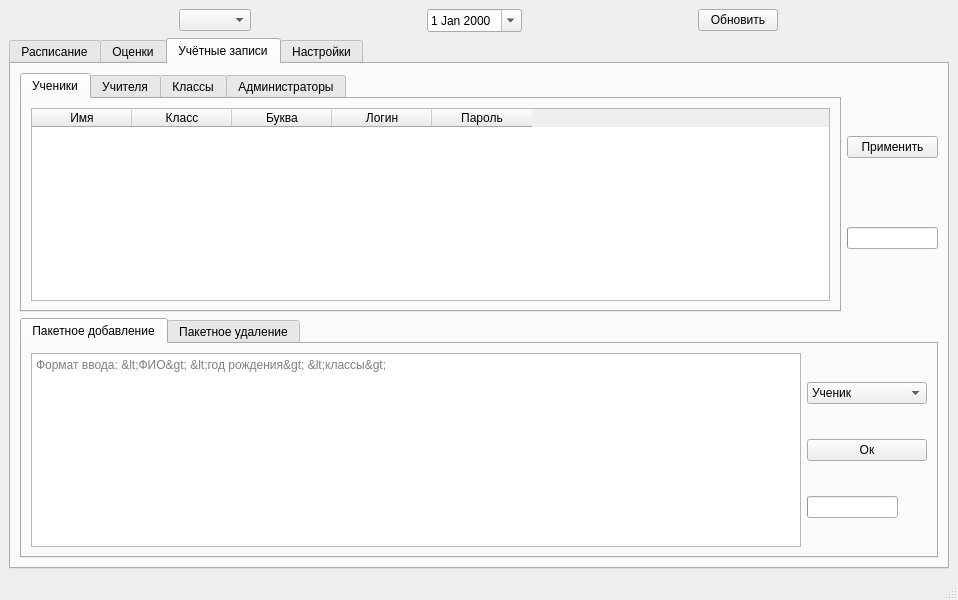
Old version of the form ui.ui in the repository thesysadminest/YandexProject_1.
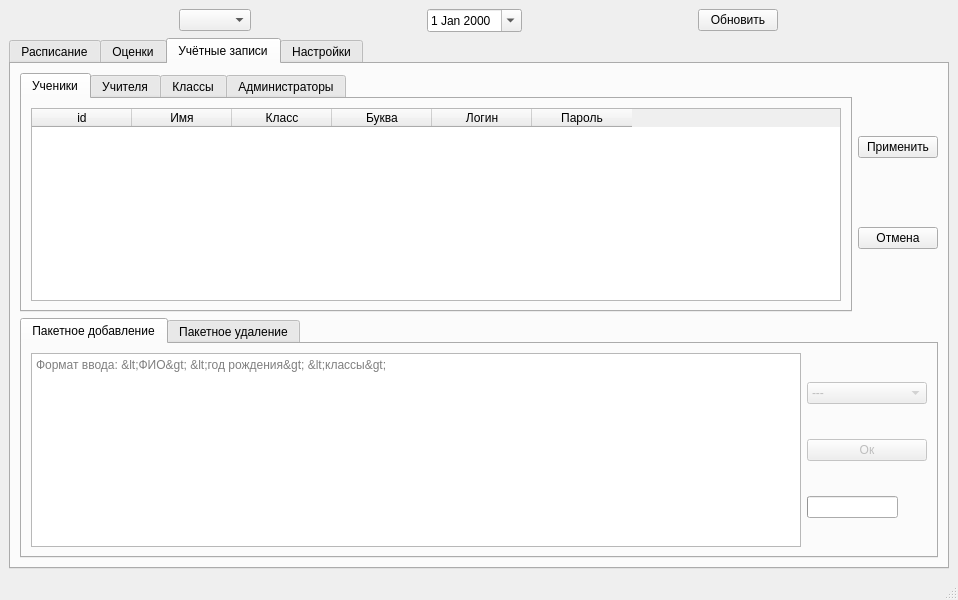
New version of the form. The open tabs and pages were chosen to show the change.

Commit message: change accounts info from table, some buttons' triggers

```diff
--- a/ui.ui
+++ b/ui.ui
@@ -273,6 +273,11 @@
              <layout class="QHBoxLayout" name="horizontalLayout_7">
               <item>
                <widget class="QTableWidget" name="sacTable">
+                <column>
+                 <property name="text">
+                  <string>id</string>
+                 </property>
+                </column>
                 <column>
                  <property name="text">
                   <string>Имя</string>
@@ -384,18 +389,9 @@
              </widget>
             </item>
             <item>
-             <widget class="QProgressBar" name="accProgBar">
-              <property name="sizePolicy">
-               <sizepolicy hsizetype="Fixed" vsizetype="Fixed">
-                <horstretch>0</horstretch>
-                <verstretch>0</verstretch>
-               </sizepolicy>
-              </property>
-              <property name="value">
-               <number>0</number>
-              </property>
-              <property name="textVisible">
-               <bool>false</bool>
+             <widget class="QPushButton" name="deAccsBtn">
+              <property name="text">
+               <string>Отмена</string>
               </property>
              </widget>
             </item>
@@ -433,6 +429,20 @@
              <layout class="QVBoxLayout" name="verticalLayout_5">
               <item>
                <widget class="QComboBox" name="selectAAccType">
+                <property name="enabled">
+                 <bool>false</bool>
+                </property>
+                <property name="editable">
+                 <bool>false</bool>
+                </property>
+                <property name="frame">
+                 <bool>true</bool>
+                </property>
+                <item>
+                 <property name="text">
+                  <string>---</string>
+                 </property>
+                </item>
                 <item>
                  <property name="text">
                   <string>Ученик</string>
@@ -452,6 +462,9 @@
               </item>
               <item>
                <widget class="QPushButton" name="okButton_bAdd">
+                <property name="enabled">
+                 <bool>false</bool>
+                </property>
                 <property name="text">
                  <string>Ок</string>
                 </property>
```
Left out of the diff: 25 changed lines with no effect on the pictures. The commit also changes 2 other files.
